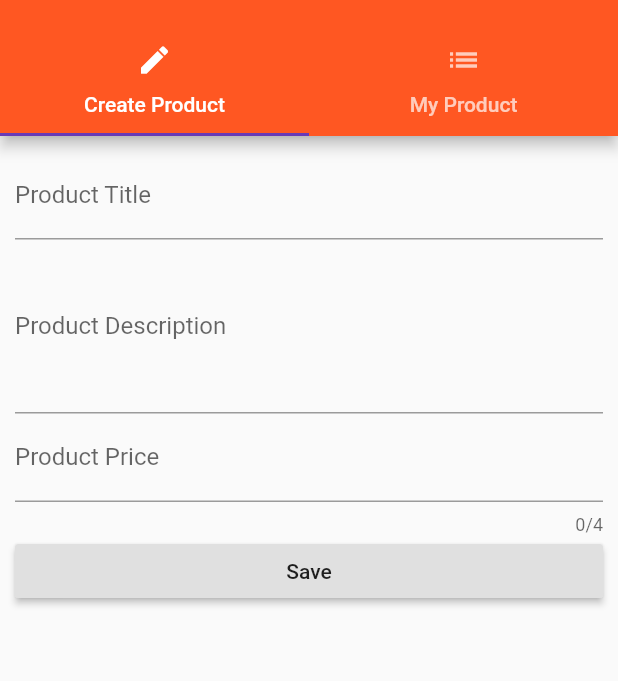
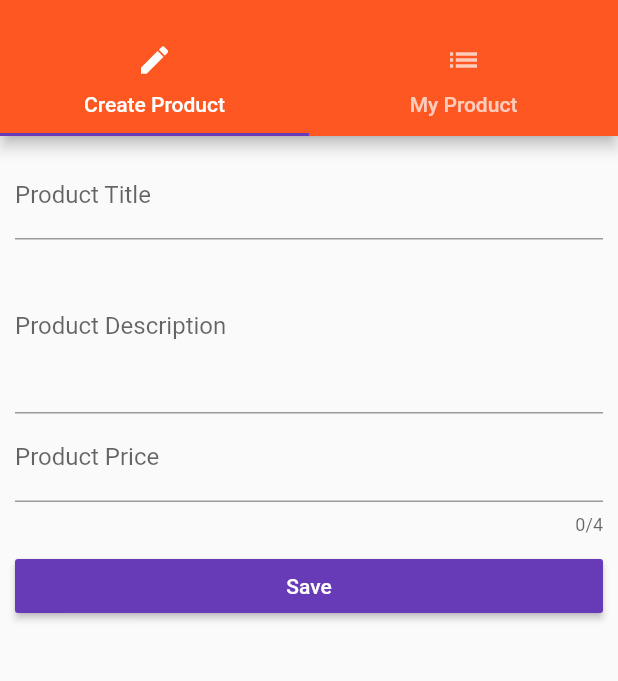
Before and after one commit to moosubb4/learnFlutter, a Flutter app: the ProductsAdminPage screen opened by its route, on a phone screen of 412 x 824 dp, the part 59-740 px from its top. Run offline on Flutter 3.47's test engine with Material 2 defaults, Android fonts, the phone set to English and light mode, and no system bars.

Commit message:
add Color section7-93

```diff
--- a/flutter_course/lib/pages/product_create.dart
+++ b/flutter_course/lib/pages/product_create.dart
@@ -55,8 +55,13 @@ class _ProductCreatePageState extends State<ProductCreatePage> {
               });
             },
           ),
+          SizedBox(
+            height: 10.0,
+          ),
           RaisedButton(
             child: Text('Save'),
+            color: Theme.of(context).accentColor,
+            textColor: Colors.white,
             onPressed: () {
               final Map<String, dynamic> product = {
                 'title': titleValue,
```
